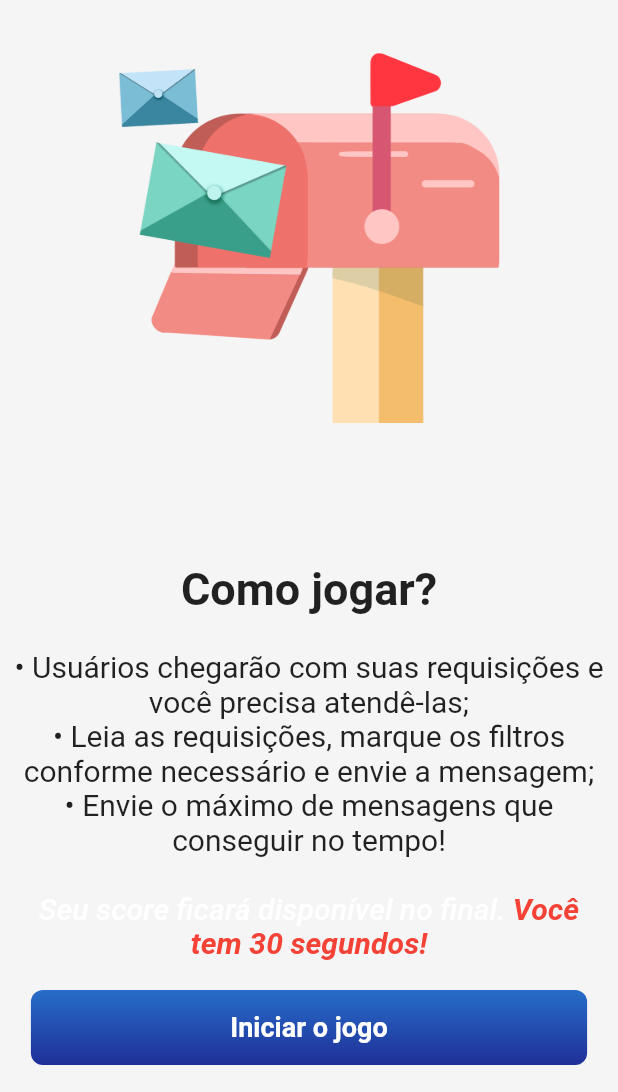
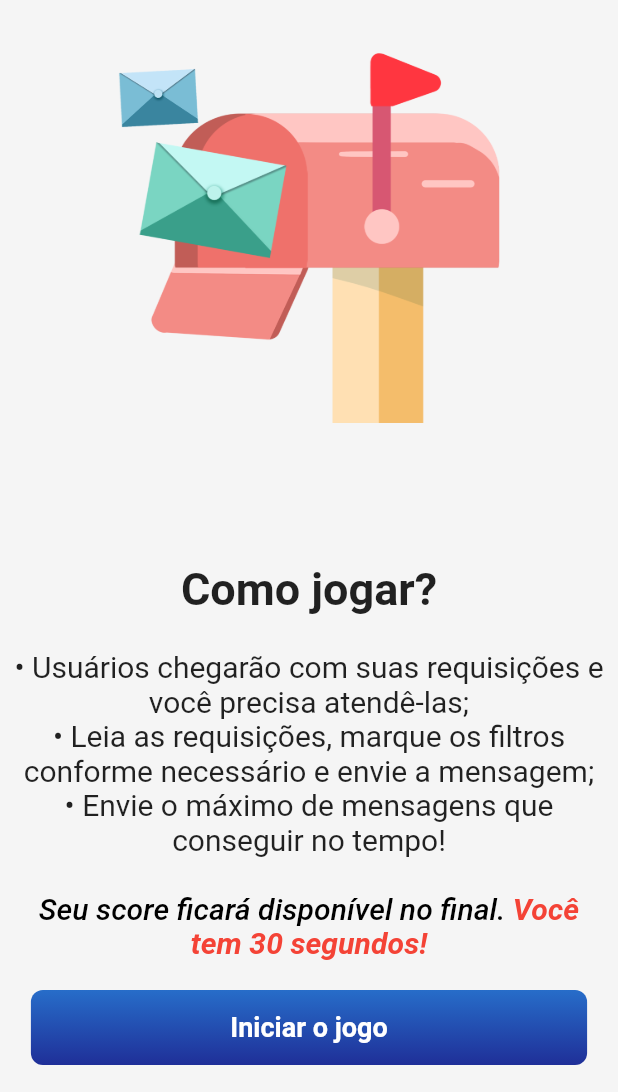
Before and after one commit to wanseabra/pipe_and_filter, a Flutter app: the screen it shows after launch, on a phone screen of 412 x 824 dp, the part 144-1236 px from its top. Run offline on Flutter 3.47's test engine with Material 2 defaults, Android fonts, the phone set to English and light mode, and no system bars; our stand-ins replace cloud_firestore, firebase_core, fluttertoast; missing offline and left inert: linear_timer; accounts and stored records are empty.

Commit message:
correções ajustes... again

```diff
--- a/lib/main_screen.dart
+++ b/lib/main_screen.dart
@@ -208,7 +208,7 @@ class _PipeFilterHomeState extends State<PipeFilterHome>
                           filtros.clear();
                           requisicaoEscolhida = brain.pegarRequisicao();
                           avatar = Random().nextInt(4);
-                          Future.delayed(const Duration(milliseconds: 500), () {
+                          Future.delayed(const Duration(milliseconds: 10), () {
                             mover();
                           });
                         });
--- a/lib/start_screen.dart
+++ b/lib/start_screen.dart
@@ -78,6 +78,7 @@ class StartPage extends StatelessWidget {
                           text: const TextSpan(
                               text: "\nSeu score ficará disponível no final. ",
                               style: TextStyle(
+                                  color: Colors.black,
                                   fontSize: 20,
                                   fontStyle: FontStyle.italic,
                                   fontWeight: FontWeight.w500),
--- a/pubspec.yaml
+++ b/pubspec.yaml
@@ -1,7 +1,7 @@
 name: pipe_and_filter
 description: A new Flutter project.
 publish_to: 'none'
-version: 0.1.0
+version: 0.1.1
 
 environment:
   sdk: '>=3.0.0-189.0.dev <4.0.0'
```
Also changed, not shown: .VSCodeCounter/2023-05-05_15-41-54/diff.csv (added), .VSCodeCounter/2023-05-05_15-41-54/diff.txt (added), .VSCodeCounter/2023-05-05_15-41-54/results.csv (added), .VSCodeCounter/2023-05-05_15-41-54/results.json (added), .VSCodeCounter/2023-05-05_15-41-54/results.txt (added), .scannerwork/report-task.txt (added), 10 other files.
